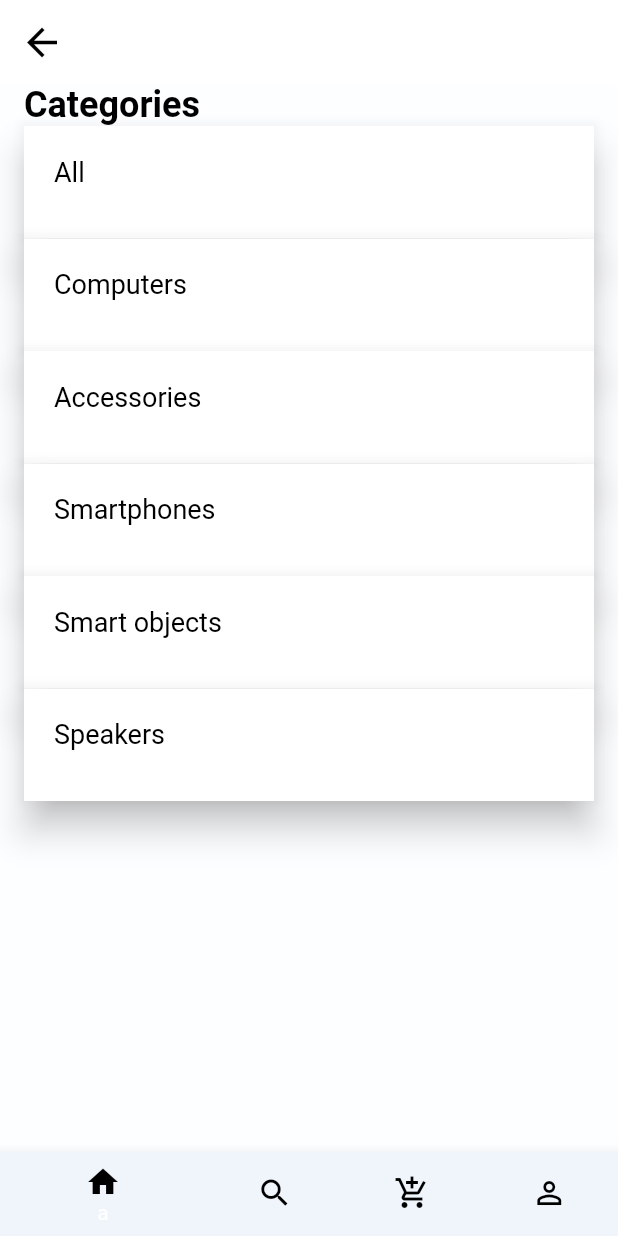
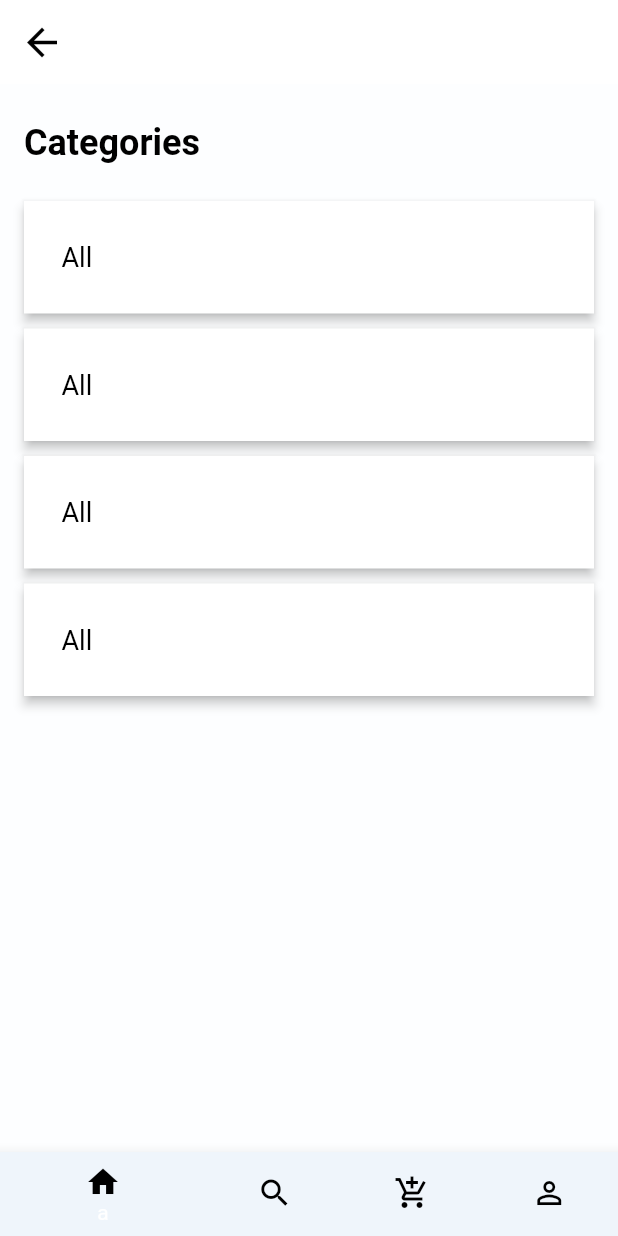
Before and after one commit to MrLongg71/app_commercial_flutter, a Flutter app: the ListCategories screen opened by its route, on a phone screen of 412 x 824 dp. Run offline on Flutter 3.47's test engine with Material 2 defaults, Android fonts, the phone set to English and light mode, and no system bars; our stand-ins replace dio, flutter_swiper, progress_dialog; statements that could not run were skipped.

Commit message:
Fix bug margin item

```diff
--- a/lib/listcategories.dart
+++ b/lib/listcategories.dart
@@ -19,122 +19,124 @@ class ListCategories extends StatelessWidget {
           size: 30,
         ),
       ),
-      body: SingleChildScrollView(
-        child: Container(
-
-          padding: EdgeInsets.only(left: 16.0, right: 16.0),
-          child: Column(
-            crossAxisAlignment: CrossAxisAlignment.start,
-            mainAxisAlignment: MainAxisAlignment.spaceEvenly,
+      body: ListView(
         children: <Widget>[
-              Text(
+          Container(
+            padding: EdgeInsets.only(left: 16.0, right: 16.0, top: 25.0, bottom: 25.0),
+            child: Text(
               'Categories',
               style: TextStyle(
                   color: Colors.black,
                   fontSize: 24.0,
                   fontWeight: FontWeight.bold),
             ),
-              Material(
-                elevation: 10,
+          ),
+          ListView.builder(
+              shrinkWrap: true,
+              itemCount: 4,
+              padding: EdgeInsets.only(left: 16, right: 16),
+              itemBuilder: (_, int index){
+                return Container(
+                  margin: EdgeInsets.only(bottom: 10.0),
+                  child: Material(
+                    elevation: 3.0,
                     color: Colors.white,
                     child: Container(
-
+                      alignment: Alignment.centerLeft,
                       width: double.infinity,
                       height: 75,
-                  child: Padding(
-                    padding: EdgeInsets.all(20),
+                      padding: EdgeInsets.only(left: 25),
                       child: Text(
                         "All",
                         style: TextStyle(color: Colors.black, fontSize: 18),
                       ),
                     ),
                   ),
+                );
+              }
           ),
-
-              Material(
-                elevation: 10,
-                color: Colors.white,
-                child: Container(
-                  width: double.infinity,
-                  height: 75,
-                  child: Padding(
-                    padding: EdgeInsets.all(20),
-                    child: GestureDetector(
-                      onTap: (){
-                        Navigator.of(context).pushReplacementNamed('/listlaptop');
-                      },
-                      child: Text(
-                        "Computers",
-                        style: TextStyle(color: Colors.black, fontSize: 18),
-                      ),
-                    ),
-                  ),
-                ),
-              ),
-              Material(
-                elevation: 10,
-                color: Colors.white,
-                child: Container(
-                  width: double.infinity,
-                  height: 75,
-                  child: Padding(
-                    padding: EdgeInsets.all(20),
-                    child: Text(
-                      "Accessories",
-                      style: TextStyle(color: Colors.black, fontSize: 18),
-                    ),
-                  ),
-                ),
-              ),
-              Material(
-                elevation: 10,
-                color: Colors.white,
-                child: Container(
-                  width: double.infinity,
-                  height: 75,
-                  child: Padding(
-                    padding: EdgeInsets.all(20),
-                    child: Text(
-                      "Smartphones",
-                      style: TextStyle(color: Colors.black, fontSize: 18),
-                    ),
-                  ),
-                ),
-              ),
-              Material(
-                elevation: 10,
-                color: Colors.white,
-                child: Container(
-
-                  width: double.infinity,
-                  height: 75,
-                  child: Padding(
-                    padding: EdgeInsets.all(20),
-                    child: Text(
-                      "Smart objects",
-                      style: TextStyle(color: Colors.black, fontSize: 18),
-                    ),
-                  ),
-                ),
-              ),
-              Material(
-                elevation: 10,
-                color: Colors.white,
-                child: Container(
-                  width: double.infinity,
-                  height: 75,
-                  child: Padding(
-                    padding: EdgeInsets.all(20),
-                    child: Text(
-                      "Speakers",
-                      style: TextStyle(color: Colors.black, fontSize: 18),
-                    ),
-                  ),
-                ),
-              ),
+//              Material(
+//                elevation: 10,
+//                color: Colors.white,
+//                child: Container(
+//                  width: double.infinity,
+//                  height: 75,
+//                  child: Padding(
+//                    padding: EdgeInsets.all(20),
+//                    child: GestureDetector(
+//                      onTap: (){
+//                        Navigator.of(context).pushReplacementNamed('/listlaptop');
+//                      },
+//                      child: Text(
+//                        "Computers",
+//                        style: TextStyle(color: Colors.black, fontSize: 18),
+//                      ),
+//                    ),
+//                  ),
+//                ),
+//              ),
+//              Material(
+//                elevation: 10,
+//                color: Colors.white,
+//                child: Container(
+//                  width: double.infinity,
+//                  height: 75,
+//                  child: Padding(
+//                    padding: EdgeInsets.all(20),
+//                    child: Text(
+//                      "Accessories",
+//                      style: TextStyle(color: Colors.black, fontSize: 18),
+//                    ),
+//                  ),
+//                ),
+//              ),
+//              Material(
+//                elevation: 10,
+//                color: Colors.white,
+//                child: Container(
+//                  width: double.infinity,
+//                  height: 75,
+//                  child: Padding(
+//                    padding: EdgeInsets.all(20),
+//                    child: Text(
+//                      "Smartphones",
+//                      style: TextStyle(color: Colors.black, fontSize: 18),
+//                    ),
+//                  ),
+//                ),
+//              ),
+//              Material(
+//                elevation: 10,
+//                color: Colors.white,
+//                child: Container(
+//
+//                  width: double.infinity,
+//                  height: 75,
+//                  child: Padding(
+//                    padding: EdgeInsets.all(20),
+//                    child: Text(
+//                      "Smart objects",
+//                      style: TextStyle(color: Colors.black, fontSize: 18),
+//                    ),
+//                  ),
+//                ),
+//              ),
+//              Material(
+//                elevation: 10,
+//                color: Colors.white,
+//                child: Container(
+//                  width: double.infinity,
+//                  height: 75,
+//                  child: Padding(
+//                    padding: EdgeInsets.all(20),
+//                    child: Text(
+//                      "Speakers",
+//                      style: TextStyle(color: Colors.black, fontSize: 18),
+//                    ),
+//                  ),
+//                ),
+//              ),
         ],
-          ),
-        ),
       ),
       bottomNavigationBar: BottomNavigationBar(
         backgroundColor: Color(0xffEFF5FB),
```
Also changed, not shown: pubspec.lock. Lines whose indentation alone changed are shown as unchanged.
